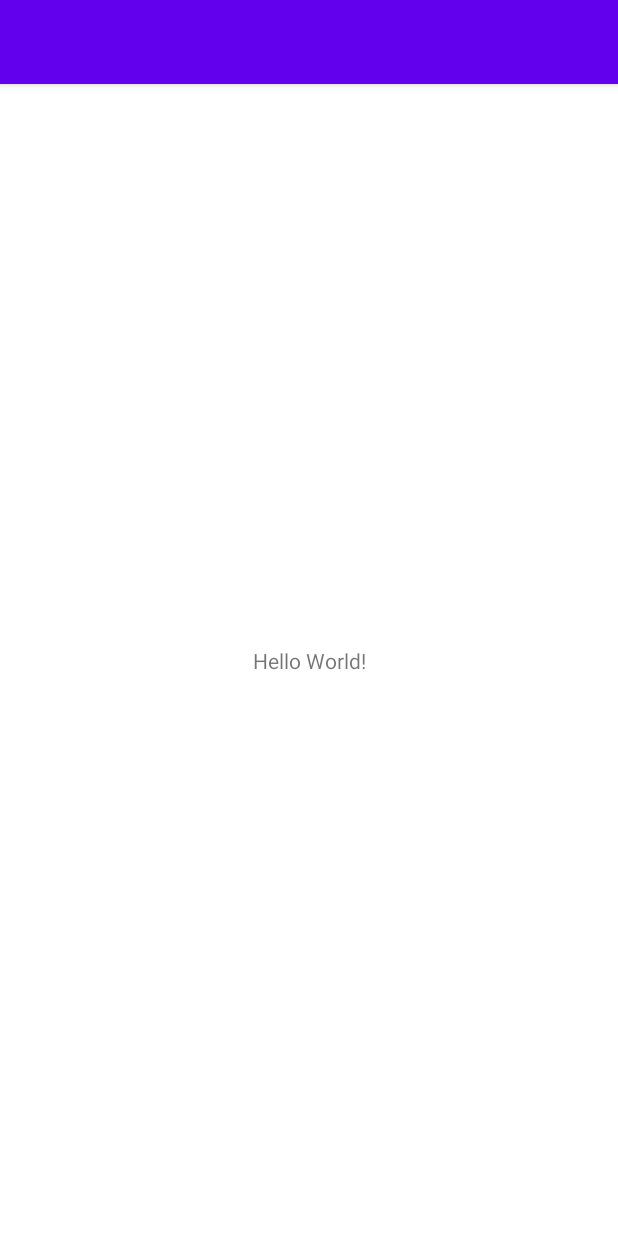
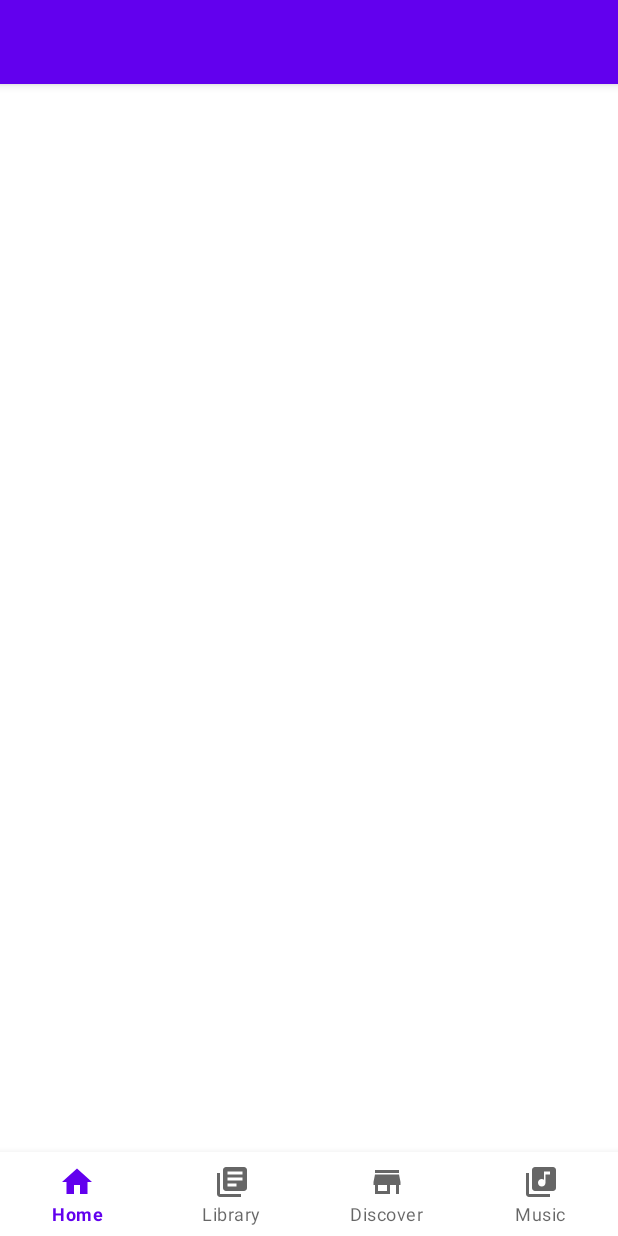
Before and after one commit to buiductrung29/prm392-project, an Android app: the screen it shows after launch (MainActivity), on a phone screen of 412 x 824 dp. Run offline under Robolectric (Android 15) with nearby library versions, the phone set to English and light mode, and no system bars.

Commit message:
added navigation bar

```diff
--- a/Bookaholic/app/build.gradle
+++ b/Bookaholic/app/build.gradle
@@ -40,7 +40,7 @@ dependencies {
     androidTestImplementation 'androidx.test.ext:junit:1.1.3'
     androidTestImplementation 'androidx.test.espresso:espresso-core:3.4.0'
 
-    def lifecycle_version = "2.6.0-alpha02"
+    def lifecycle_version = "2.5.1"
     // ViewModel
     implementation "androidx.lifecycle:lifecycle-viewmodel-ktx:$lifecycle_version"
     // LiveData
--- a/Bookaholic/app/src/main/AndroidManifest.xml
+++ b/Bookaholic/app/src/main/AndroidManifest.xml
@@ -13,7 +13,7 @@
         android:theme="@style/Theme.Bookaholic"
         tools:targetApi="31">
         <activity
-            android:name=".MainActivity"
+            android:name=".views.MainActivity"
             android:exported="true">
             <intent-filter>
                 <action android:name="android.intent.action.MAIN" />
--- a/Bookaholic/app/src/main/java/com/fptu/bookaholic/MainActivity.java
+++ b/Bookaholic/app/src/main/java/com/fptu/bookaholic/views/MainActivity.java
@@ -1,8 +1,10 @@
-package com.fptu.bookaholic;
+package com.fptu.bookaholic.views;
 
 import androidx.appcompat.app.AppCompatActivity;
 
 import android.os.Bundle;
+
+import com.fptu.bookaholic.R;
 
 public class MainActivity extends AppCompatActivity {
 
--- /dev/null
+++ b/Bookaholic/app/src/main/res/drawable/ic_discover_24dp.xml
@@ -0,0 +1,5 @@
+<vector android:height="24dp" android:tint="#000000"
+    android:viewportHeight="24" android:viewportWidth="24"
+    android:width="24dp" xmlns:android="http://schemas.android.com/apk/res/android">
+    <path android:fillColor="@android:color/white" android:pathData="M20,4L4,4v2h16L20,4zM21,14v-2l-1,-5L4,7l-1,5v2h1v6h10v-6h4v6h2v-6h1zM12,18L6,18v-4h6v4z"/>
+</vector>
--- /dev/null
+++ b/Bookaholic/app/src/main/res/drawable/ic_nav_books_24dp.xml
@@ -0,0 +1,5 @@
+<vector android:autoMirrored="true" android:height="24dp"
+    android:tint="#000000" android:viewportHeight="24"
+    android:viewportWidth="24" android:width="24dp" xmlns:android="http://schemas.android.com/apk/res/android">
+    <path android:fillColor="@android:color/white" android:pathData="M4,6L2,6v14c0,1.1 0.9,2 2,2h14v-2L4,20L4,6zM20,2L8,2c-1.1,0 -2,0.9 -2,2v12c0,1.1 0.9,2 2,2h12c1.1,0 2,-0.9 2,-2L22,4c0,-1.1 -0.9,-2 -2,-2zM19,11L9,11L9,9h10v2zM15,15L9,15v-2h6v2zM19,7L9,7L9,5h10v2z"/>
+</vector>
--- /dev/null
+++ b/Bookaholic/app/src/main/res/drawable/ic_nav_home_24dp.xml
@@ -0,0 +1,5 @@
+<vector android:height="24dp" android:tint="#000000"
+    android:viewportHeight="24" android:viewportWidth="24"
+    android:width="24dp" xmlns:android="http://schemas.android.com/apk/res/android">
+    <path android:fillColor="@android:color/white" android:pathData="M10,20v-6h4v6h5v-8h3L12,3 2,12h3v8z"/>
+</vector>
--- /dev/null
+++ b/Bookaholic/app/src/main/res/drawable/ic_nav_music_24dp.xml
@@ -0,0 +1,5 @@
+<vector android:height="24dp" android:tint="#000000"
+    android:viewportHeight="24" android:viewportWidth="24"
+    android:width="24dp" xmlns:android="http://schemas.android.com/apk/res/android">
+    <path android:fillColor="@android:color/white" android:pathData="M20,2L8,2c-1.1,0 -2,0.9 -2,2v12c0,1.1 0.9,2 2,2h12c1.1,0 2,-0.9 2,-2L22,4c0,-1.1 -0.9,-2 -2,-2zM18,7h-3v5.5c0,1.38 -1.12,2.5 -2.5,2.5S10,13.88 10,12.5s1.12,-2.5 2.5,-2.5c0.57,0 1.08,0.19 1.5,0.51L14,5h4v2zM4,6L2,6v14c0,1.1 0.9,2 2,2h14v-2L4,20L4,6z"/>
+</vector>
--- a/Bookaholic/app/src/main/res/layout/activity_main.xml
+++ b/Bookaholic/app/src/main/res/layout/activity_main.xml
@@ -1,18 +1,22 @@
 <?xml version="1.0" encoding="utf-8"?>
-<androidx.constraintlayout.widget.ConstraintLayout xmlns:android="http://schemas.android.com/apk/res/android"
+<RelativeLayout xmlns:android="http://schemas.android.com/apk/res/android"
     xmlns:app="http://schemas.android.com/apk/res-auto"
     xmlns:tools="http://schemas.android.com/tools"
     android:layout_width="match_parent"
     android:layout_height="match_parent"
-    tools:context=".MainActivity">
+    tools:context=".views.MainActivity">
 
-    <TextView
-        android:layout_width="wrap_content"
+    <FrameLayout
+        android:id="@+id/fragment_main"
+        android:layout_width="match_parent"
+        android:layout_height="match_parent"
+        android:layout_above="@+id/bottom_nav" />
+
+    <com.google.android.material.bottomnavigation.BottomNavigationView
+        android:id="@+id/bottom_nav"
+        android:layout_width="match_parent"
         android:layout_height="wrap_content"
-        android:text="Hello World!"
-        app:layout_constraintBottom_toBottomOf="parent"
-        app:layout_constraintEnd_toEndOf="parent"
-        app:layout_constraintStart_toStartOf="parent"
-        app:layout_constraintTop_toTopOf="parent" />
-
-</androidx.constraintlayout.widget.ConstraintLayout>
+        android:layout_alignParentBottom="true"
+        app:labelVisibilityMode="labeled"
+        app:menu="@menu/bottom_navigation" />
+</RelativeLayout>
--- /dev/null
+++ b/Bookaholic/app/src/main/res/menu/bottom_navigation.xml
@@ -0,0 +1,19 @@
+<?xml version="1.0" encoding="utf-8"?>
+<menu xmlns:android="http://schemas.android.com/apk/res/android">
+    <item
+        android:id="@+id/nav_home"
+        android:icon="@drawable/ic_nav_home_24dp"
+        android:title="Home" />
+    <item
+        android:id="@+id/nav_library"
+        android:icon="@drawable/ic_nav_books_24dp"
+        android:title="Library" />
+    <item
+        android:id="@+id/nav_discover"
+        android:icon="@drawable/ic_discover_24dp"
+        android:title="Discover" />
+    <item
+        android:id="@+id/nav_music"
+        android:icon="@drawable/ic_nav_music_24dp"
+        android:title="Music" />
+</menu>
```
